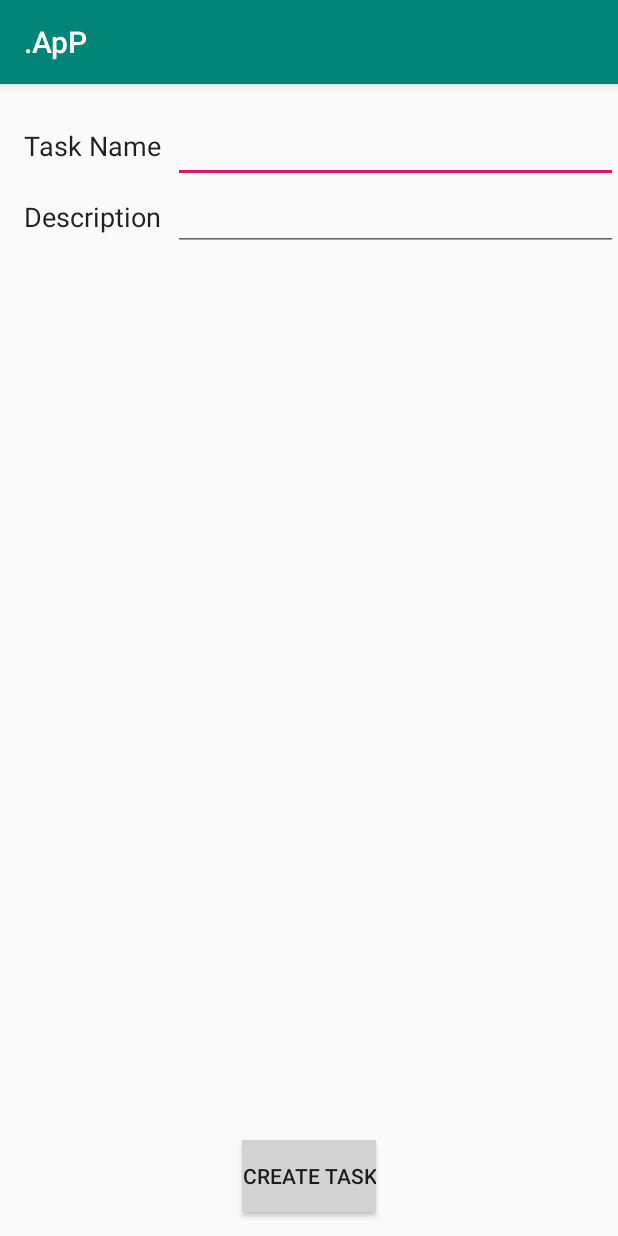
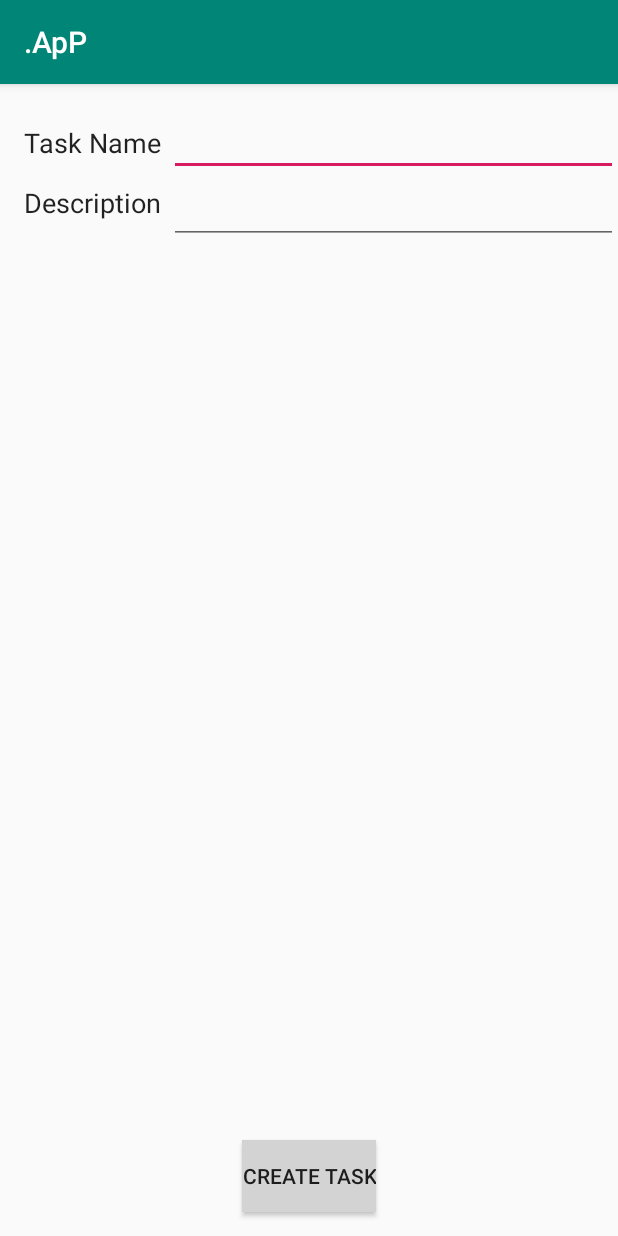
Before and after one commit to jojima/TodoList, an Android app: the CreateTask screen opened directly, with no data from a screen before it, on a phone screen of 412 x 824 dp. Run offline under Robolectric (Android 15) with nearby library versions, the phone set to English and light mode, and no system bars.

Commit message:
Adapting code to be more kotlin like

```diff
--- a/app/build.gradle
+++ b/app/build.gradle
@@ -40,4 +40,5 @@ dependencies {
     kapt "android.arch.persistence.room:compiler:$rootProject.roomVersion"
     implementation "android.arch.lifecycle:extensions:$rootProject.archLifecycleVersion"
     annotationProcessor "android.arch.lifecycle:compiler:$rootProject.archLifecycleVersion"
+    implementation 'org.jetbrains.anko:anko-common:0.9'
 }
--- a/app/src/main/java/com/example/fabiojojima/viewmodeltesting/CreateTask.kt
+++ b/app/src/main/java/com/example/fabiojojima/viewmodeltesting/CreateTask.kt
@@ -7,34 +7,59 @@ import android.support.v7.app.AppCompatActivity
 import android.text.TextUtils
 import android.widget.Button
 import android.widget.EditText
+import kotlinx.android.synthetic.main.activity_new_task.*
 
 class CreateTask: AppCompatActivity() {
     var EXTRA_REPLY = "com.example.fjojima.viewmodeltesting.REPLY"
     var EXTRA_REPLY_DESC = "com.example.fjojima.viewmodeltesting.REPLY_DESC"
 
-    private var mEditTaskNameView: EditText? = null
-    private var mEditTaskDescView: EditText? = null
-
-
+//    private lateinit var createVM: CreateViewModel
 
     override fun onCreate(savedInstanceState: Bundle?) {
         super.onCreate(savedInstanceState)
         setContentView(R.layout.activity_new_task)
-        mEditTaskNameView = findViewById(R.id.nameText)
-        mEditTaskDescView = findViewById(R.id.descText)
-        var bttn: Button = this.findViewById(R.id.createTask)
 
-        bttn.setOnClickListener { _ ->
+        createTask.setOnClickListener { _ ->
             val replyIntent = Intent()
-            if (TextUtils.isEmpty(mEditTaskNameView!!.text)) {
+            if (TextUtils.isEmpty(nameText!!.text)) {
                 setResult(Activity.RESULT_CANCELED, replyIntent)
             } else {
-                replyIntent.putExtra(EXTRA_REPLY, mEditTaskNameView!!.text.toString())
-                replyIntent.putExtra(EXTRA_REPLY_DESC, mEditTaskDescView!!.text.toString())
+                replyIntent.putExtra(EXTRA_REPLY, nameText!!.text.toString())
+                replyIntent.putExtra(EXTRA_REPLY_DESC, descText!!.text.toString())
                 setResult(Activity.RESULT_OK, replyIntent)
             }
             finish()
         }
 
     }
+/*    override fun onCreate(savedInstanceState: Bundle?) {
+        super.onCreate(savedInstanceState)
+        setContentView(R.layout.activity_new_task)
+        createVM
+
+    }*/
 }
+
+interface NewTaskCallback {
+    fun onTitleEmpty()
+}
+/*
+    override fun onCreate(savedInstanceState: Bundle?) {
+        super.onCreate(savedInstanceState)
+        setContentView(R.layout.activity_new_task)
+
+        createTask.setOnClickListener { _ ->
+            val replyIntent = Intent()
+            if (TextUtils.isEmpty(nameText!!.text)) {
+                setResult(Activity.RESULT_CANCELED, replyIntent)
+            } else {
+                replyIntent.putExtra(EXTRA_REPLY, nameText!!.text.toString())
+                replyIntent.putExtra(EXTRA_REPLY_DESC, descText!!.text.toString())
+                setResult(Activity.RESULT_OK, replyIntent)
+            }
+            finish()
+        }
+
+    }
+
+}*/
--- a/app/src/main/java/com/example/fabiojojima/viewmodeltesting/Task.kt
+++ b/app/src/main/java/com/example/fabiojojima/viewmodeltesting/Task.kt
@@ -6,4 +6,4 @@ import android.arch.persistence.room.PrimaryKey
 import android.support.annotation.NonNull
 
 @Entity(tableName = "task_table")
-class Task (@NonNull @PrimaryKey @ColumnInfo(name = "task") val name : String, @ColumnInfo(name = "description") var description: String, @ColumnInfo(name = "completed") var done : Boolean)
+class Task (@NonNull @PrimaryKey @ColumnInfo(name = "task") val name : String, var description: String? = null, @ColumnInfo(name = "completed") var done : Boolean = false)
--- a/app/src/main/java/com/example/fabiojojima/viewmodeltesting/TaskRoomDB.kt
+++ b/app/src/main/java/com/example/fabiojojima/viewmodeltesting/TaskRoomDB.kt
@@ -33,7 +33,7 @@ abstract class TaskRoomDB: RoomDatabase() {
                     }
                 }
             }
-            return instance
+            return instance!!
         }
     }
 }
--- a/app/src/main/res/layout/activity_main.xml
+++ b/app/src/main/res/layout/activity_main.xml
@@ -7,14 +7,11 @@
     android:layout_height="match_parent"
     tools:context=".MainActivity">
 
-
-
     <android.support.v7.widget.RecyclerView
         android:id="@+id/recyclerview"
         android:layout_width="match_parent"
         android:layout_height="match_parent"
         tools:listitem="@layout/one_item"/>
-
 
     <android.support.design.widget.FloatingActionButton
         android:id="@+id/addTask"
--- a/app/src/main/res/layout/activity_new_task.xml
+++ b/app/src/main/res/layout/activity_new_task.xml
@@ -7,39 +7,31 @@
     tools:context=".CreateTask"
     android:paddingTop="16dp">
 
-    <RelativeLayout
-        android:id="@+id/containertask"
-        android:layout_width="match_parent"
-        android:layout_height="wrap_content">
 
     <TextView
         android:id="@+id/textNameView"
         android:layout_width="wrap_content"
         android:layout_height="wrap_content"
         android:layout_marginStart="16dp"
+        app:layout_constraintStart_toEndOf="parent"
         android:text="@string/new_task"
         android:textAppearance="@style/TextAppearance.AppCompat"
         android:textSize="18sp"
         app:layout_constraintStart_toStartOf="parent"
         app:layout_constraintTop_toTopOf="parent"
+        app:layout_constraintBottom_toBottomOf="@id/nameText"
         android:layout_centerVertical="true"/>
 
     <EditText
         android:id="@+id/nameText"
-            android:layout_width="match_parent"
-            android:layout_height="50dp"
-            android:layout_marginStart="8dp"
-            android:layout_toEndOf="@id/textNameView"
-            android:layout_centerVertical="true"
+        android:layout_height="wrap_content"
+        android:layout_width="0dp"
+        android:layout_marginStart="5dp"
+        app:layout_constraintStart_toEndOf="@id/textNameView"
+        app:layout_constraintTop_toTopOf="parent"
+        app:layout_constraintEnd_toEndOf="parent"
         >
     </EditText>
-
-    </RelativeLayout>
-    <RelativeLayout
-        android:id="@+id/containerdesc"
-        android:layout_width="match_parent"
-        android:layout_height="wrap_content"
-        app:layout_constraintTop_toBottomOf="@id/containertask">
 
     <TextView
         android:id="@+id/textDescView"
@@ -50,21 +42,18 @@
         android:textAppearance="@style/TextAppearance.AppCompat"
         android:textSize="18sp"
         app:layout_constraintStart_toStartOf="parent"
-            app:layout_constraintTop_toTopOf="parent"
-            android:layout_centerVertical="true"/>
+        app:layout_constraintBottom_toBottomOf="@id/descText"
+        app:layout_constraintTop_toBottomOf="@id/textNameView" />
 
     <EditText
         android:id="@+id/descText"
-            android:layout_width="match_parent"
+        android:layout_width="0dp"
         android:layout_height="wrap_content"
-            android:layout_marginStart="8dp"
-            android:layout_toEndOf="@id/textDescView"
-            android:layout_centerVertical="true"
-
+        app:layout_constraintStart_toStartOf="@id/nameText"
+        app:layout_constraintTop_toBottomOf="@id/nameText"
+        app:layout_constraintEnd_toEndOf="parent"
         >
     </EditText>
-
-    </RelativeLayout>
 
 
     <Button
@@ -73,11 +62,10 @@
         android:layout_height="wrap_content"
         android:layout_marginBottom="16dp"
         android:layout_marginTop="8dp"
-        android:onClick="createTask"
         android:background="@color/buttonLabel"
         android:text="@string/create_bttn"
         app:layout_constraintBottom_toBottomOf="parent"
-        app:layout_constraintTop_toBottomOf="@+id/containerdesc"
+        app:layout_constraintTop_toBottomOf="@+id/descText"
         app:layout_constraintVertical_bias="1.0"
         app:layout_constraintStart_toStartOf="parent"
         app:layout_constraintEnd_toEndOf="parent"/>
```
Also changed, not shown: app/src/main/java/com/example/fabiojojima/viewmodeltesting/CreateViewModel.kt (added, +28 -0 lines), app/src/main/java/com/example/fabiojojima/viewmodeltesting/TaskRepository.kt (+15 -5 lines), app/src/main/res/layout/one_item.xml (+15 -18 lines). Lines whose indentation alone changed are shown as unchanged.
